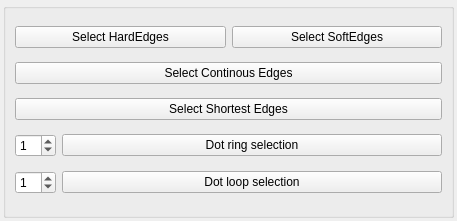
First picture: the form in src/developer/main/modeltools/widget/ui/selecttoolsUI.ui, repository code-google-com/mayatools, before the edit.
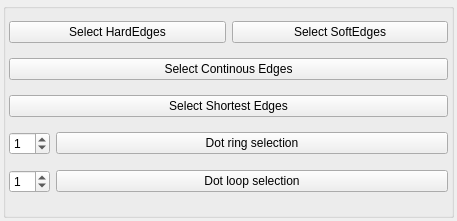
Second picture: the form after the edit.

```diff
--- a/src/developer/main/modeltools/widget/ui/selecttoolsUI.ui
+++ b/src/developer/main/modeltools/widget/ui/selecttoolsUI.ui
@@ -24,6 +24,15 @@
        <string/>
       </property>
       <layout class="QVBoxLayout" name="verticalLayout">
+       <property name="leftMargin">
+        <number>3</number>
+       </property>
+       <property name="topMargin">
+        <number>3</number>
+       </property>
+       <property name="rightMargin">
+        <number>3</number>
+       </property>
        <item>
         <layout class="QHBoxLayout" name="horizontalLayout">
          <item>
```
Left out of the diff: 6 changed lines with no effect on the pictures.
